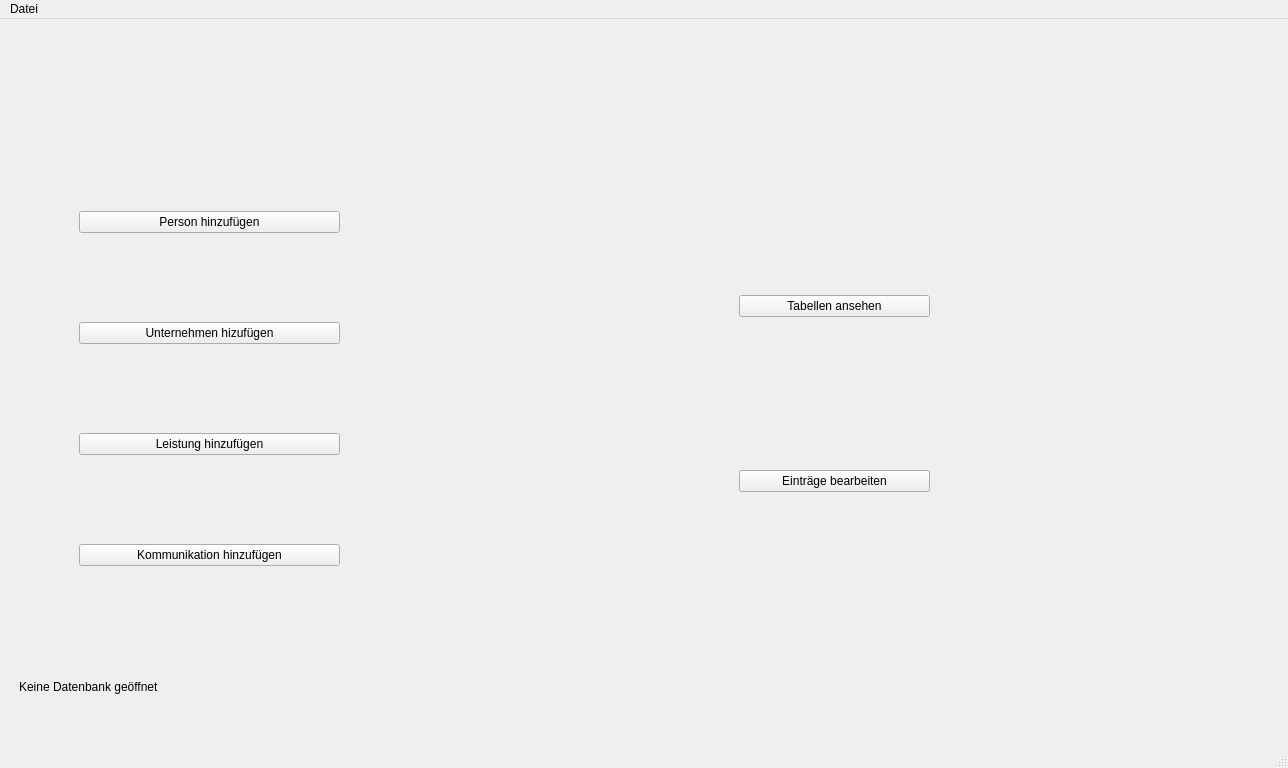
green-lion-racing/glr-database, file mainwindow.ui: the form before one commit.
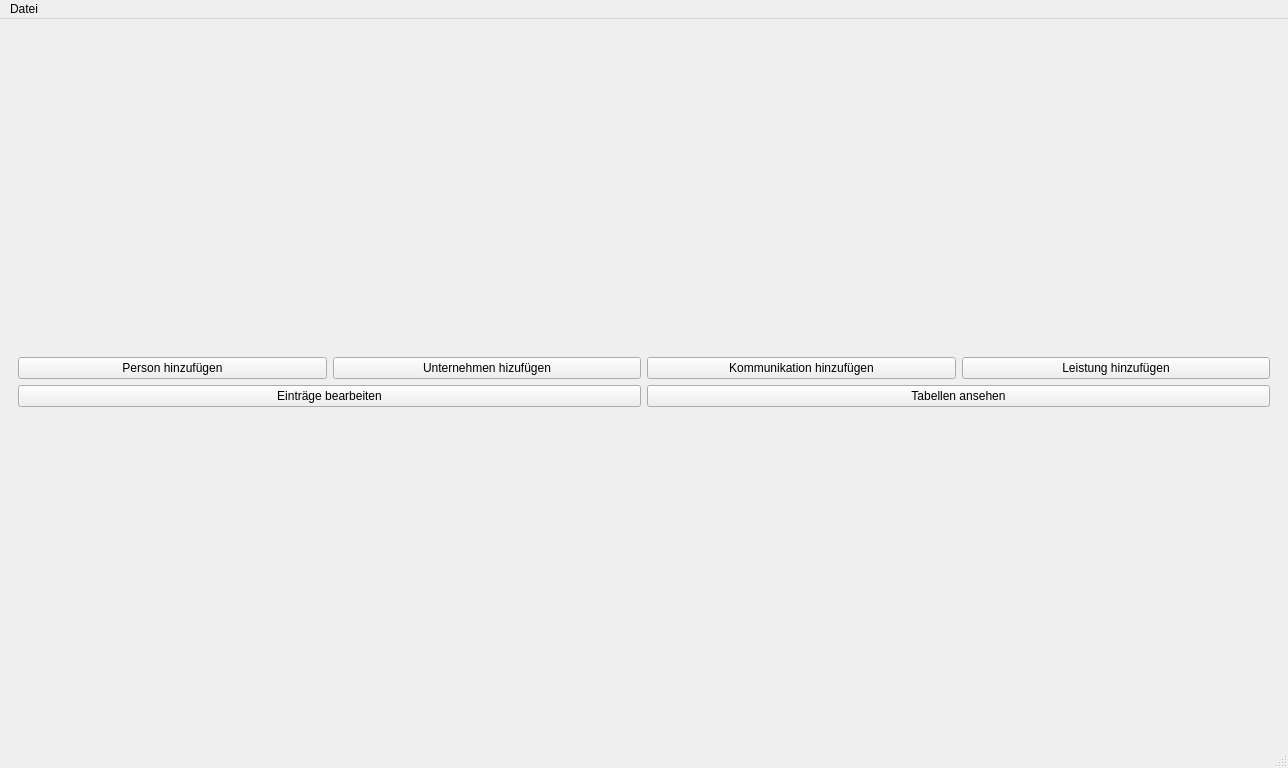
The form after the commit. The open tabs and pages were chosen to show the change.

Commit message: Updates layout createcompany

```diff
--- a/mainwindow.ui
+++ b/mainwindow.ui
@@ -21,17 +21,12 @@
        <number>1</number>
       </property>
       <widget class="QWidget" name="page_main">
-       <widget class="QWidget" name="verticalLayoutWidget">
-        <property name="geometry">
-         <rect>
-          <x>70</x>
-          <y>100</y>
-          <width>261</width>
-          <height>521</height>
-         </rect>
-        </property>
+       <layout class="QVBoxLayout" name="verticalLayout_2">
+        <item>
         <layout class="QVBoxLayout" name="verticalLayout">
          <item>
+           <layout class="QHBoxLayout" name="horizontalLayout_4">
+            <item>
           <widget class="QPushButton" name="pb_createPerson">
            <property name="minimumSize">
             <size>
@@ -72,13 +67,6 @@
            </property>
           </widget>
          </item>
-         <item>
-          <widget class="QPushButton" name="pb_createActivity">
-           <property name="text">
-            <string>Leistung hinzufügen</string>
-           </property>
-          </widget>
-         </item>
          <item>
           <widget class="QPushButton" name="pb_createCommunication">
            <property name="text">
@@ -86,25 +74,17 @@
            </property>
           </widget>
          </item>
-        </layout>
-       </widget>
-       <widget class="QWidget" name="verticalLayoutWidget_2">
-        <property name="geometry">
-         <rect>
-          <x>730</x>
-          <y>120</y>
-          <width>191</width>
-          <height>491</height>
-         </rect>
-        </property>
-        <layout class="QVBoxLayout" name="verticalLayout_2">
          <item>
-          <widget class="QPushButton" name="pb_seeTables">
+             <widget class="QPushButton" name="pb_createActivity">
            <property name="text">
-            <string>Tabellen ansehen</string>
+               <string>Leistung hinzufügen</string>
            </property>
           </widget>
          </item>
+           </layout>
+          </item>
+          <item>
+           <layout class="QHBoxLayout" name="horizontalLayout_5">
          <item>
           <widget class="QPushButton" name="pb_modifyTables">
            <property name="text">
@@ -112,21 +92,18 @@
            </property>
           </widget>
          </item>
-        </layout>
-       </widget>
-       <widget class="QLabel" name="l_db_status">
-        <property name="geometry">
-         <rect>
-          <x>10</x>
-          <y>650</y>
-          <width>180</width>
-          <height>17</height>
-         </rect>
-        </property>
+            <item>
+             <widget class="QPushButton" name="pb_seeTables">
         <property name="text">
-         <string>Keine Datenbank geöffnet</string>
-        </property>
-       </widget>
+               <string>Tabellen ansehen</string>
+              </property>
+             </widget>
+            </item>
+           </layout>
+          </item>
+         </layout>
+        </item>
+       </layout>
       </widget>
       <widget class="QWidget" name="page_logIn">
        <layout class="QVBoxLayout" name="verticalLayout_4">
```
Left out of the diff: 2 changed lines with no effect on the pictures. Lines whose indentation alone changed are shown as unchanged. The commit also changes 4 other files.
